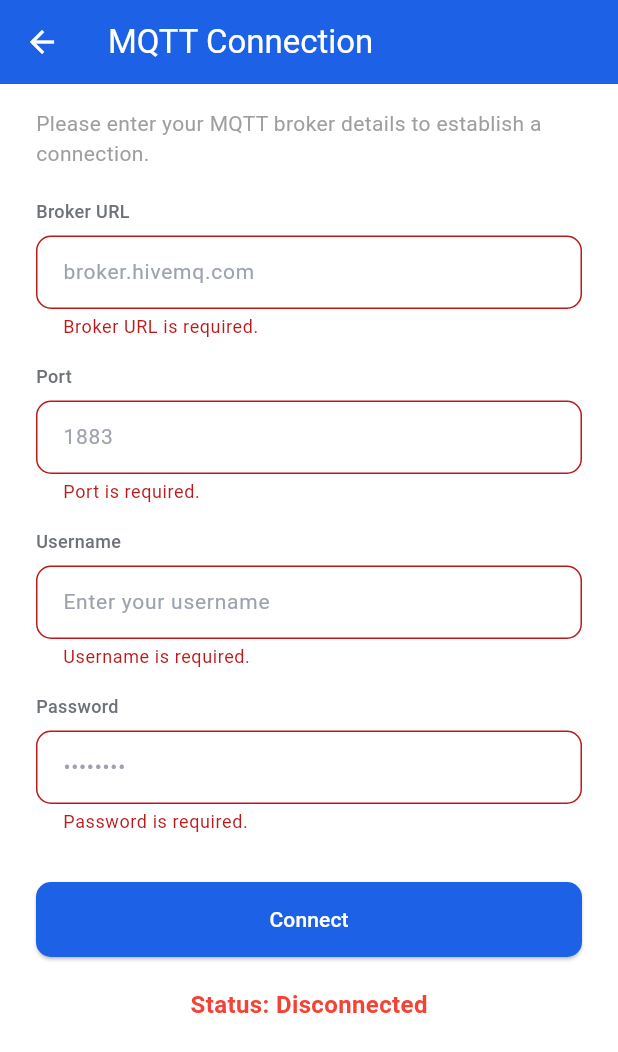
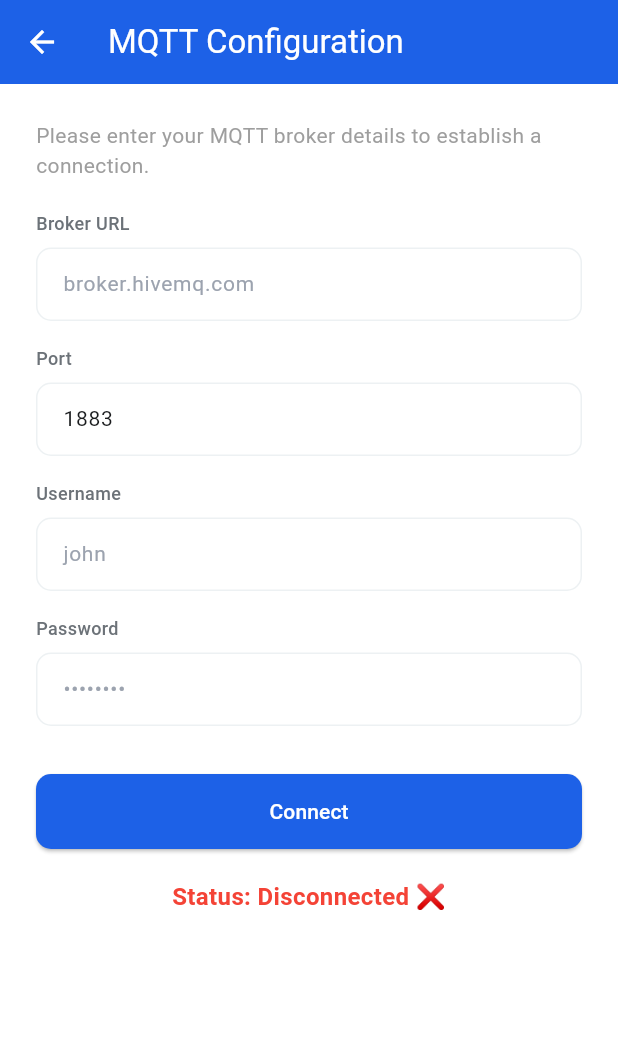
Before and after one commit to aliyansajid/rotorsync-admin, a Flutter app: the MqttScreen screen opened directly, after a tap on "Connect", on a phone screen of 412 x 824 dp. Shown: the top 1052 px of the screen. Run offline on Flutter 3.47's test engine with Material 3 defaults, Android fonts, the phone set to English and light mode, and no system bars; our stand-ins replace cloud_firestore, firebase_auth, firebase_core, shared_preferences; missing offline and left inert: mqtt_client; accounts and stored records are empty.

Commit message:
Optimize MQTT connection persistence, UI state, and logging

```diff
--- a/lib/screens/mqtt_screen.dart
+++ b/lib/screens/mqtt_screen.dart
@@ -1,14 +1,14 @@
 import 'package:flutter/material.dart';
-import '../services/mqtt_service.dart'; // Import the MQTTService class
+import '../services/mqtt_service.dart';
 
 class MqttScreen extends StatefulWidget {
-  const MqttScreen({Key? key}) : super(key: key);
+  const MqttScreen({super.key});
 
   @override
-  _MqttScreenState createState() => _MqttScreenState();
+  MqttScreenState createState() => MqttScreenState();
 }
 
-class _MqttScreenState extends State<MqttScreen> {
+class MqttScreenState extends State<MqttScreen> {
   final TextEditingController brokerController = TextEditingController();
   final TextEditingController portController = TextEditingController();
   final TextEditingController usernameController = TextEditingController();
@@ -16,29 +16,37 @@ class _MqttScreenState extends State<MqttScreen> {
 
   final GlobalKey<FormState> _formKey = GlobalKey<FormState>();
   bool _isLoading = false;
+  bool _fieldsDisabled = false;
 
   final MQTTService _mqttService = MQTTService();
 
   @override
   void initState() {
     super.initState();
-    _updateConnectionStatus();
+    _loadSavedCredentials();
   }
 
-  void _updateConnectionStatus() {
+  Future<void> _loadSavedCredentials() async {
+    await _mqttService.loadSavedCredentials();
     setState(() {
-      _isLoading = false;
+      brokerController.text = _mqttService.credentials['broker'] ?? '';
+      portController.text = _mqttService.credentials['port'].toString();
+      usernameController.text = _mqttService.credentials['username'] ?? '';
+      passwordController.text = _mqttService.credentials['password'] ?? '';
+      _fieldsDisabled = _mqttService.isConnected;
     });
   }
 
   Future<void> connectMQTT() async {
     setState(() {
       _isLoading = true;
+      _fieldsDisabled = true;
     });
 
     if (!_formKey.currentState!.validate()) {
       setState(() {
         _isLoading = false;
+        _fieldsDisabled = false;
       });
       return;
     }
@@ -49,12 +57,17 @@ class _MqttScreenState extends State<MqttScreen> {
     String password = passwordController.text.trim();
 
     await _mqttService.connect(broker, port, username, password);
-    _updateConnectionStatus();
+    setState(() {
+      _isLoading = false;
+      _fieldsDisabled = _mqttService.isConnected;
+    });
   }
 
   void disconnectMQTT() {
     _mqttService.disconnect();
-    _updateConnectionStatus();
+    setState(() {
+      _fieldsDisabled = false;
+    });
   }
 
   @override
@@ -64,14 +77,13 @@ class _MqttScreenState extends State<MqttScreen> {
       child: Scaffold(
         backgroundColor: Colors.white,
         appBar: AppBar(
-          title: const Text("MQTT Connection"),
+          title: const Text("MQTT Configuration"),
           backgroundColor: const Color(0xFF1D61E7),
           foregroundColor: Colors.white,
         ),
         body: SingleChildScrollView(
           child: Padding(
-            padding:
-                const EdgeInsets.symmetric(horizontal: 24.0, vertical: 16.0),
+            padding: const EdgeInsets.all(24.0),
             child: Form(
               key: _formKey,
               child: Column(
@@ -79,54 +91,29 @@ class _MqttScreenState extends State<MqttScreen> {
                 children: [
                   const Text(
                     "Please enter your MQTT broker details to establish a connection.",
-                    style: TextStyle(
-                      fontSize: 14,
-                      color: Colors.grey,
-                    ),
+                    style: TextStyle(fontSize: 14, color: Colors.grey),
                   ),
                   const SizedBox(height: 20),
                   _buildLabel("Broker URL"),
                   const SizedBox(height: 8),
                   _buildInputField(
-                    controller: brokerController,
-                    hintText: "broker.hivemq.com",
-                    keyboardType: TextInputType.url,
-                    enabled: !_mqttService.isConnected,
-                    validator: (value) =>
-                        value!.isEmpty ? "Broker URL is required." : null,
-                  ),
+                      brokerController, "broker.hivemq.com", !_fieldsDisabled),
                   const SizedBox(height: 16),
                   _buildLabel("Port"),
                   const SizedBox(height: 8),
-                  _buildInputField(
-                    controller: portController,
-                    hintText: "1883",
-                    keyboardType: TextInputType.number,
-                    enabled: !_mqttService.isConnected,
-                    validator: (value) =>
-                        value!.isEmpty ? "Port is required." : null,
-                  ),
+                  _buildInputField(portController, "1883", !_fieldsDisabled,
+                      isNumber: true),
                   const SizedBox(height: 16),
                   _buildLabel("Username"),
                   const SizedBox(height: 8),
                   _buildInputField(
-                    controller: usernameController,
-                    hintText: "Enter your username",
-                    enabled: !_mqttService.isConnected,
-                    validator: (value) =>
-                        value!.isEmpty ? "Username is required." : null,
-                  ),
+                      usernameController, "john", !_fieldsDisabled),
                   const SizedBox(height: 16),
                   _buildLabel("Password"),
                   const SizedBox(height: 8),
                   _buildInputField(
-                    controller: passwordController,
-                    hintText: "••••••••",
-                    isPassword: true,
-                    enabled: !_mqttService.isConnected,
-                    validator: (value) =>
-                        value!.isEmpty ? "Password is required." : null,
-                  ),
+                      passwordController, "••••••••", !_fieldsDisabled,
+                      isPassword: true),
                   const SizedBox(height: 32),
                   SizedBox(
                     width: double.infinity,
@@ -134,9 +121,10 @@ class _MqttScreenState extends State<MqttScreen> {
                     child: ElevatedButton(
                       style: ElevatedButton.styleFrom(
                         shape: RoundedRectangleBorder(
-                          borderRadius: BorderRadius.circular(10),
-                        ),
-                        backgroundColor: const Color(0xFF1D61E7),
+                            borderRadius: BorderRadius.circular(10)),
+                        backgroundColor: _mqttService.isConnected
+                            ? Colors.red
+                            : const Color(0xFF1D61E7),
                       ),
                       onPressed: _isLoading
                           ? null
@@ -148,9 +136,7 @@ class _MqttScreenState extends State<MqttScreen> {
                               width: 24,
                               height: 24,
                               child: CircularProgressIndicator(
-                                color: Colors.white,
-                                strokeWidth: 2,
-                              ),
+                                  color: Colors.white, strokeWidth: 2),
                             )
                           : Text(
                               _mqttService.isConnected
@@ -159,8 +145,7 @@ class _MqttScreenState extends State<MqttScreen> {
                               style: const TextStyle(
                                   fontSize: 14,
                                   fontWeight: FontWeight.w500,
-                                color: Colors.white,
-                              ),
+                                  color: Colors.white),
                             ),
                     ),
                   ),
@@ -168,15 +153,14 @@ class _MqttScreenState extends State<MqttScreen> {
                   Center(
                     child: Text(
                       _mqttService.isConnected
-                          ? "Status: Connected"
-                          : "Status: Disconnected",
+                          ? "Status: Connected ✅"
+                          : "Status: Disconnected ❌",
                       style: TextStyle(
                           fontSize: 16,
                           fontWeight: FontWeight.bold,
                           color: _mqttService.isConnected
                               ? Colors.green
-                            : Colors.red,
-                      ),
+                              : Colors.red),
                     ),
                   ),
                 ],
@@ -199,38 +183,29 @@ class _MqttScreenState extends State<MqttScreen> {
     );
   }
 
-  Widget _buildInputField({
-    required TextEditingController controller,
-    required String hintText,
-    FocusNode? focusNode,
-    TextInputType keyboardType = TextInputType.text,
-    bool isPassword = false,
-    String? Function(String?)? validator,
-    bool enabled = true,
-  }) {
+  Widget _buildInputField(
+      TextEditingController controller, String hintText, bool enabled,
+      {bool isPassword = false, bool isNumber = false}) {
     return TextFormField(
       controller: controller,
-      focusNode: focusNode,
       obscureText: isPassword,
-      keyboardType: keyboardType,
-      validator: validator,
+      keyboardType: isNumber ? TextInputType.number : TextInputType.text,
       enabled: enabled,
-      cursorColor: Colors.black,
       decoration: InputDecoration(
         hintText: hintText,
-        hintStyle: const TextStyle(
-          color: Color(0xFF9CA3AF),
+        hintStyle: TextStyle(
+          color: enabled ? const Color(0xFF9CA3AF) : const Color(0xFFB0BEC5),
           fontSize: 14,
         ),
         filled: true,
-        fillColor: Colors.white,
-        border: OutlineInputBorder(
+        fillColor: enabled ? Colors.white : const Color(0xFFF5F5F5),
+        enabledBorder: OutlineInputBorder(
           borderRadius: BorderRadius.circular(10),
           borderSide: const BorderSide(
             color: Color(0xFFEDF1F3),
           ),
         ),
-        enabledBorder: OutlineInputBorder(
+        disabledBorder: OutlineInputBorder(
           borderRadius: BorderRadius.circular(10),
           borderSide: const BorderSide(
             color: Color(0xFFEDF1F3),
@@ -238,8 +213,21 @@ class _MqttScreenState extends State<MqttScreen> {
         ),
         focusedBorder: OutlineInputBorder(
           borderRadius: BorderRadius.circular(10),
+          borderSide: BorderSide(
+            color: enabled ? const Color(0xFF1D61E7) : const Color(0xFFEDF1F3),
+            width: 2,
+          ),
+        ),
+        errorBorder: OutlineInputBorder(
+          borderRadius: BorderRadius.circular(10),
           borderSide: const BorderSide(
-            color: Color(0xFF1D61E7),
+            color: Colors.red,
+          ),
+        ),
+        focusedErrorBorder: OutlineInputBorder(
+          borderRadius: BorderRadius.circular(10),
+          borderSide: const BorderSide(
+            color: Colors.red,
             width: 2,
           ),
         ),
@@ -248,9 +236,9 @@ class _MqttScreenState extends State<MqttScreen> {
           vertical: 14,
         ),
       ),
-      style: const TextStyle(
+      style: TextStyle(
         fontSize: 14,
-        color: Color(0xFF1A1C1E),
+        color: enabled ? const Color(0xFF1A1C1E) : const Color(0xFF78909C),
       ),
     );
   }
--- a/lib/services/mqtt_service.dart
+++ b/lib/services/mqtt_service.dart
@@ -1,25 +1,27 @@
 import 'dart:io';
+import 'dart:developer';
 import 'package:mqtt_client/mqtt_client.dart';
 import 'package:mqtt_client/mqtt_server_client.dart';
+import 'package:shared_preferences/shared_preferences.dart';
 
 class MQTTService {
   static final MQTTService _instance = MQTTService._internal();
-
   factory MQTTService() => _instance;
-
   MQTTService._internal();
 
   MqttServerClient? _client;
   bool _isConnected = false;
+  Map<String, dynamic> _credentials = {};
 
   bool get isConnected => _isConnected;
+  Map<String, dynamic> get credentials => _credentials;
 
   Future<void> connect(
       String broker, int port, String username, String password) async {
     if (_client == null) {
       _client = MqttServerClient.withPort(broker, 'mqtt_flutter_client', port);
       _client!.secure = true;
-      _client!.securityContext = SecurityContext.defaultContext; // TLS context
+      _client!.securityContext = SecurityContext.defaultContext;
       _client!.logging(on: true);
       _client!.keepAlivePeriod = 20;
 
@@ -28,34 +30,63 @@ class MQTTService {
     }
 
     if (_client!.connectionStatus?.state == MqttConnectionState.connected) {
-      return; // Already connected
+      return;
     }
 
     try {
       await _client!.connect(username, password);
-    } on NoConnectionException catch (e) {
-      print('🚫 No connection: $e');
-      _client!.disconnect();
-    } on SocketException catch (e) {
-      print('🚫 Socket exception: $e');
-      _client!.disconnect();
+      if (_client!.connectionStatus?.state == MqttConnectionState.connected) {
+        await _saveCredentials(broker, port, username, password, true);
+        _credentials = {
+          'broker': broker,
+          'port': port,
+          'username': username,
+          'password': password
+        };
+        _isConnected = true;
+      }
     } catch (e) {
-      print('🚫 Unexpected exception: $e');
+      log('🚫 Connection error: $e');
       _client!.disconnect();
     }
   }
 
-  void disconnect() {
+  void disconnect() async {
     _client?.disconnect();
+    await _saveCredentials('', 0, '', '', false);
+    _credentials.clear();
+    _isConnected = false;
   }
 
   void _onDisconnected() {
     _isConnected = false;
-    print('Disconnected from broker');
+    log('Disconnected from broker');
   }
 
   void _onConnected() {
     _isConnected = true;
-    print('Connected to broker');
+    log('Connected to broker');
+  }
+
+  Future<void> _saveCredentials(String broker, int port, String username,
+      String password, bool isConnected) async {
+    final prefs = await SharedPreferences.getInstance();
+    prefs.setString('broker', broker);
+    prefs.setInt('port', port);
+    prefs.setString('username', username);
+    prefs.setString('password', password);
+    prefs.setBool('isConnected', isConnected);
+  }
+
+  Future<void> loadSavedCredentials() async {
+    final prefs = await SharedPreferences.getInstance();
+    _credentials = {
+      'broker': prefs.getString('broker') ?? '',
+      'port': prefs.getInt('port') ?? 1883,
+      'username': prefs.getString('username') ?? '',
+      'password': prefs.getString('password') ?? '',
+      'isConnected': prefs.getBool('isConnected') ?? false,
+    };
+    _isConnected = _credentials['isConnected'];
   }
 }
```
Lines whose indentation alone changed are shown as unchanged.
